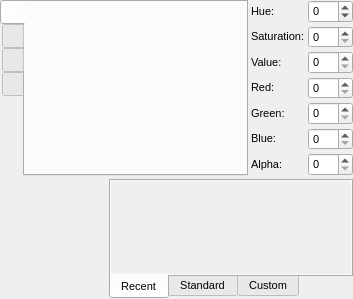
Old version of the form src/klfcolorchoosewidgetui.ui in the repository CryFeiFei/klatexformula.
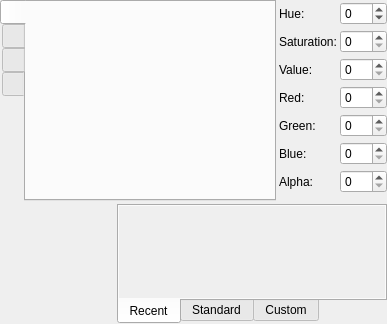
New version of the form. Icons and pictures are not drawn. Custom widgets are drawn as their Qt base class.

Diff of the .ui file:
```diff
--- a/src/klfcolorchoosewidgetui.ui
+++ b/src/klfcolorchoosewidgetui.ui
@@ -5,15 +5,10 @@
    <rect>
     <x>0</x>
     <y>0</y>
-    <width>353</width>
-    <height>299</height>
+    <width>387</width>
+    <height>324</height>
    </rect>
   </property>
-  <property name="font" >
-   <font>
-    <pointsize>8</pointsize>
-   </font>
-  </property>
   <property name="contextMenuPolicy" >
    <enum>Qt::NoContextMenu</enum>
   </property>
@@ -1034,7 +1029,7 @@
            <rect>
             <x>0</x>
             <y>0</y>
-            <width>233</width>
+            <width>258</width>
             <height>91</height>
            </rect>
           </property>
```
Left out of the diff: 6 changed lines with no effect on the pictures.
